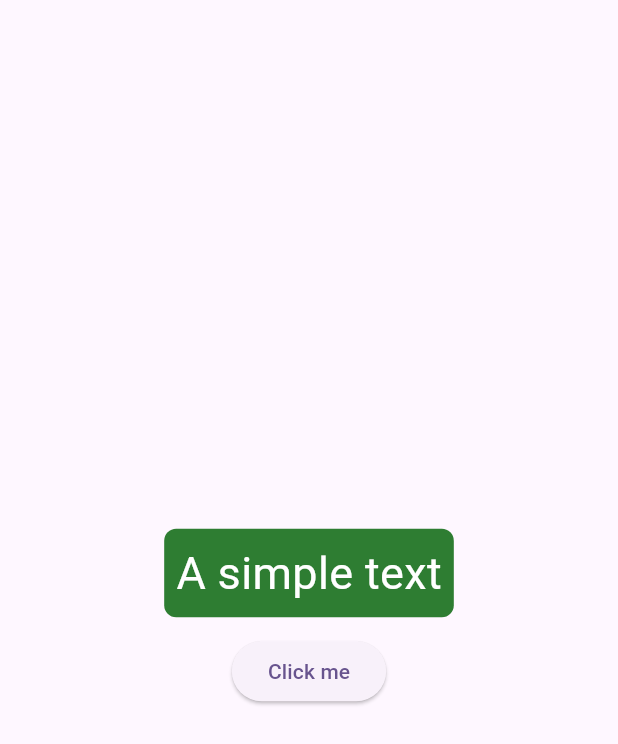
After one commit to hakamdev/42_MOBILE_PISCINE, a Flutter app: the E01screen screen opened directly, on a phone screen of 412 x 824 dp. The commit adds this screen. Shown: the top 744 px of the screen. Run offline on Flutter 3.47's test engine with Material 3 defaults, Android fonts, the phone set to English and light mode, and no system bars.

Commit message:
Finish ex01

```diff
--- a/ex00/lib/ex00_screen.dart
+++ b/ex00/lib/ex00_screen.dart
@@ -16,7 +16,7 @@ class Ex00Screen extends StatelessWidget {
                   color: Colors.green.shade800,
                   borderRadius: BorderRadius.circular(8)),
               child: const Text(
-                "Hello World!",
+                "A simple text!",
                 style: TextStyle(
                   fontSize: 30,
                   color: Colors.white,
--- /dev/null
+++ b/ex01/lib/E01Screen.dart
@@ -0,0 +1,55 @@
+import 'package:flutter/material.dart';
+
+class E01screen extends StatefulWidget {
+  const E01screen({super.key});
+
+  @override
+  State<E01screen> createState() => _E01screenState();
+}
+
+class _E01screenState extends State<E01screen> {
+  // declare local state variables,
+  // can be initialized here, and/or in initState method.
+  bool toggle = true;
+
+  @override
+  Widget build(BuildContext context) {
+    return Scaffold(
+      body: Center(
+        child: Column(
+          mainAxisSize: MainAxisSize.min,
+          children: [
+            Container(
+              padding: const EdgeInsets.all(8),
+              decoration: BoxDecoration(
+                  color: Colors.green.shade800,
+                  borderRadius: BorderRadius.circular(8)),
+              child: Text(
+                // text value will changed based on toggle variable
+                toggle ? "A simple text" : "Hello World!",
+                style: const TextStyle(
+                  fontSize: 30,
+                  color: Colors.white,
+                ),
+              ),
+            ),
+            const SizedBox(height: 12),
+            ElevatedButton(
+              onPressed: () {
+                // call setState and change state variables to
+                // see the change reflected on UI.
+                // setState will notify the framework that state has changed,
+                // and framework will update the affected Widgets, in this case,
+                // the Text Widget.
+                setState(() {
+                  toggle = !toggle;
+                });
+              },
+              child: const Text("Click me"),
+            ),
+          ],
+        ),
+      ),
+    );
+  }
+}
--- /dev/null
+++ b/ex01/lib/main.dart
@@ -0,0 +1,22 @@
+import 'package:ex01/E01Screen.dart';
+import 'package:flutter/material.dart';
+
+void main() {
+  runApp(const MyApp());
+}
+
+class MyApp extends StatelessWidget {
+  const MyApp({super.key});
+
+  @override
+  Widget build(BuildContext context) {
+    return MaterialApp(
+      title: 'Flutter Demo',
+      theme: ThemeData(
+        colorScheme: ColorScheme.fromSeed(seedColor: Colors.deepPurple),
+        useMaterial3: true,
+      ),
+      home: const E01screen(),
+    );
+  }
+}
```
Also changed, not shown: ex01/analysis_options.yaml (added, +28 -0 lines), ex01/pubspec.yaml (added, +90 -0 lines), ex01/pubspec.lock (added), 63 other files.
